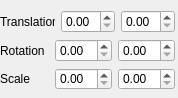
Above: Project1/componenttransform.ui from MarcLF/CuteTProject1 before the change. Below: the same form after it.
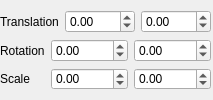
That is the form after the change.

```diff
--- a/Project1/componenttransform.ui
+++ b/Project1/componenttransform.ui
@@ -6,8 +6,8 @@
    <rect>
     <x>0</x>
     <y>0</y>
-    <width>178</width>
-    <height>98</height>
+    <width>213</width>
+    <height>100</height>
    </rect>
   </property>
   <property name="windowTitle">
@@ -18,7 +18,7 @@
     <rect>
      <x>0</x>
      <y>10</y>
-     <width>175</width>
+     <width>211</width>
      <height>80</height>
     </rect>
    </property>
@@ -33,10 +33,24 @@
        </widget>
       </item>
       <item>
-       <widget class="QDoubleSpinBox" name="XTranslate"/>
+       <widget class="QDoubleSpinBox" name="XTranslate">
+        <property name="minimum">
+         <double>-100.000000000000000</double>
+        </property>
+        <property name="maximum">
+         <double>10000.000000000000000</double>
+        </property>
+       </widget>
       </item>
       <item>
-       <widget class="QDoubleSpinBox" name="YTranslate"/>
+       <widget class="QDoubleSpinBox" name="YTranslate">
+        <property name="minimum">
+         <double>-100.000000000000000</double>
+        </property>
+        <property name="maximum">
+         <double>10000.000000000000000</double>
+        </property>
+       </widget>
       </item>
      </layout>
     </item>
@@ -50,10 +64,24 @@
        </widget>
       </item>
       <item>
-       <widget class="QDoubleSpinBox" name="XRotate"/>
+       <widget class="QDoubleSpinBox" name="XRotate">
+        <property name="minimum">
+         <double>-100.000000000000000</double>
+        </property>
+        <property name="maximum">
+         <double>10000.000000000000000</double>
+        </property>
+       </widget>
       </item>
       <item>
-       <widget class="QDoubleSpinBox" name="YRotate"/>
+       <widget class="QDoubleSpinBox" name="YRotate">
+        <property name="minimum">
+         <double>-100.000000000000000</double>
+        </property>
+        <property name="maximum">
+         <double>10000.000000000000000</double>
+        </property>
+       </widget>
       </item>
      </layout>
     </item>
@@ -67,10 +95,24 @@
        </widget>
       </item>
       <item>
-       <widget class="QDoubleSpinBox" name="XScale"/>
+       <widget class="QDoubleSpinBox" name="XScale">
+        <property name="minimum">
+         <double>-100.000000000000000</double>
+        </property>
+        <property name="maximum">
+         <double>10000.000000000000000</double>
+        </property>
+       </widget>
       </item>
       <item>
-       <widget class="QDoubleSpinBox" name="YScale"/>
+       <widget class="QDoubleSpinBox" name="YScale">
+        <property name="minimum">
+         <double>-100.000000000000000</double>
+        </property>
+        <property name="maximum">
+         <double>10000.000000000000000</double>
+        </property>
+       </widget>
       </item>
      </layout>
     </item>
```
